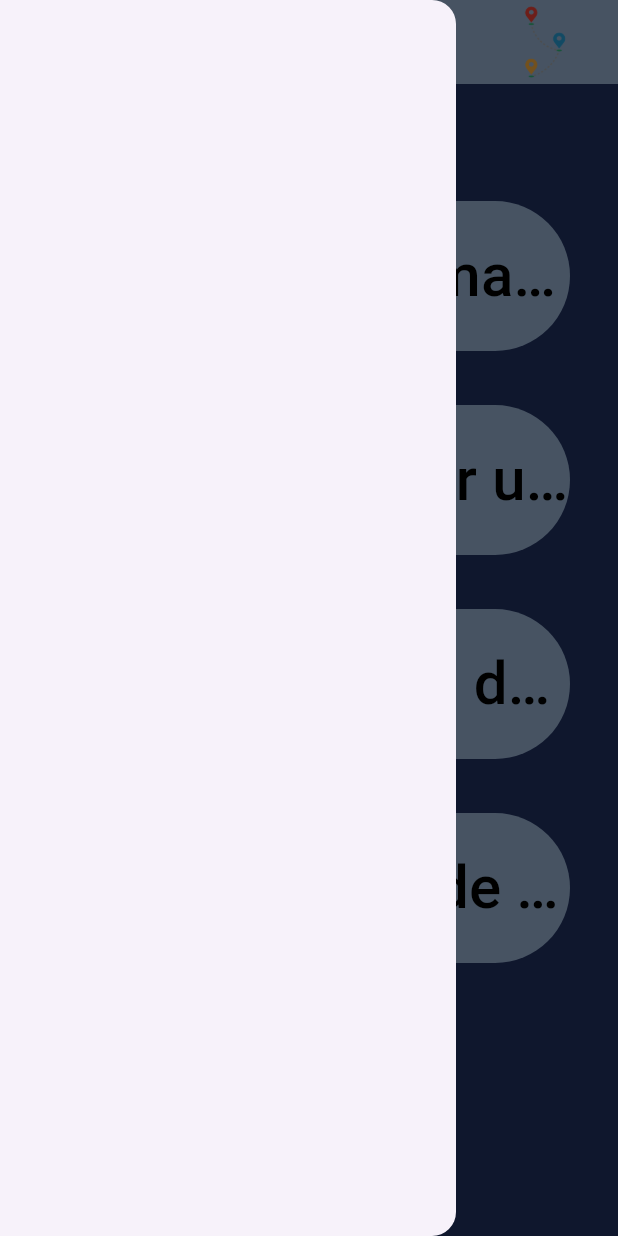
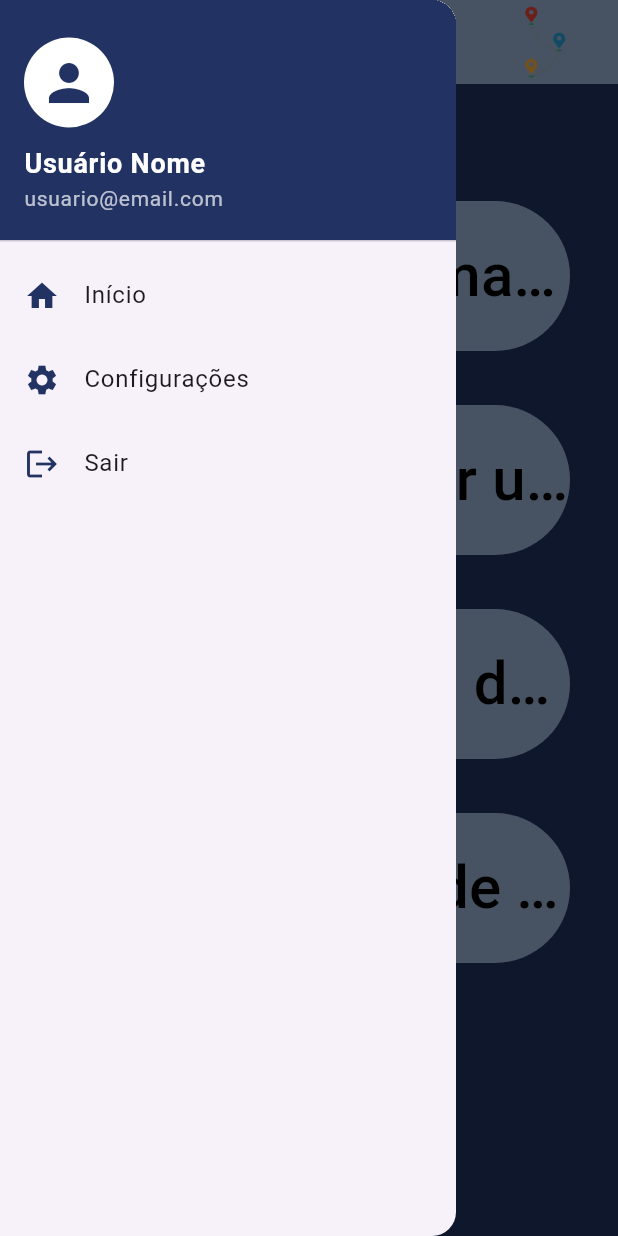
Before and after one commit to JocsaLemes/unidades_moveis_app, a Flutter app: the ClassHome screen opened directly, with the side drawer open, on a phone screen of 412 x 824 dp. Run offline on Flutter 3.47's test engine with Material 3 defaults, Android fonts, the light colour scheme and no system bars.

Commit message:
drawer custumizado designe diferente

```diff
--- a/lib/pages/home.dart
+++ b/lib/pages/home.dart
@@ -1,4 +1,5 @@
 import 'package:flutter/material.dart';
+import 'package:unidades_moveis_app/style/custom_drawer.dart';
 
 class ClassHome extends StatefulWidget {
   const ClassHome({super.key});
@@ -12,7 +13,7 @@ class _ClassHomeState extends State<ClassHome> {
   Widget build(BuildContext context) {
     return Scaffold(
       backgroundColor: Color.fromARGB(255, 33, 50, 99),
-      drawer: Drawer(),
+      drawer: CustomDrawer(),
       appBar: AppBar(
         backgroundColor: Color.fromARGB(255, 154, 181, 213),
         title: Row(
--- /dev/null
+++ b/lib/style/custom_drawer.dart
@@ -0,0 +1,76 @@
+import 'package:flutter/material.dart';
+
+class CustomDrawer extends StatelessWidget {
+  const CustomDrawer({super.key});
+
+  @override
+  Widget build(BuildContext context) {
+    return Drawer(
+      child: Column(
+        crossAxisAlignment: CrossAxisAlignment.stretch,
+        children: [
+          DrawerHeader(
+            decoration: BoxDecoration(
+              color: const Color.fromRGBO(33, 50, 99, 1),
+            ),
+            child: Column(
+              mainAxisAlignment: MainAxisAlignment.center,
+              crossAxisAlignment: CrossAxisAlignment.start,
+              children: [
+                CircleAvatar(
+                  radius: 30,
+                  backgroundColor: Colors.white,
+                  child: Icon(
+                    Icons.person,
+                    size: 40,
+                    color: const Color.fromRGBO(33, 50, 99, 1),
+                  ),
+                ),
+                const SizedBox(height: 10),
+                const Text(
+                  'Usuário Nome',
+                  style: TextStyle(
+                    color: Colors.white,
+                    fontSize: 18,
+                    fontWeight: FontWeight.bold,
+                  ),
+                ),
+                const Text(
+                  'usuario@email.com',
+                  style: TextStyle(
+                    color: Colors.white70,
+                    fontSize: 14,
+                  ),
+                ),
+              ],
+            ),
+          ),
+          ListTile(
+            leading:
+                const Icon(Icons.home, color: Color.fromRGBO(33, 50, 99, 1)),
+            title: const Text('Início'),
+            onTap: () {
+              Navigator.of(context).pop();
+            },
+          ),
+          ListTile(
+            leading: const Icon(Icons.settings,
+                color: Color.fromRGBO(33, 50, 99, 1)),
+            title: const Text('Configurações'),
+            onTap: () {
+              Navigator.of(context).pop();
+            },
+          ),
+          ListTile(
+            leading:
+                const Icon(Icons.logout, color: Color.fromRGBO(33, 50, 99, 1)),
+            title: const Text('Sair'),
+            onTap: () {
+              Navigator.of(context).pop();
+            },
+          ),
+        ],
+      ),
+    );
+  }
+}
```
